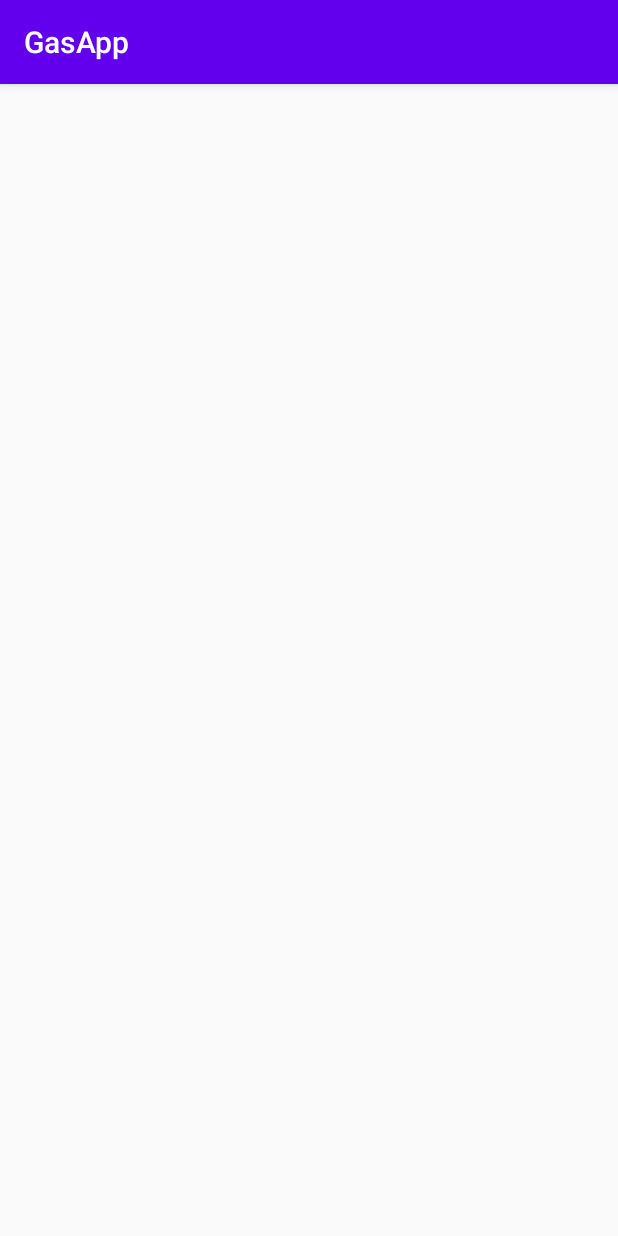
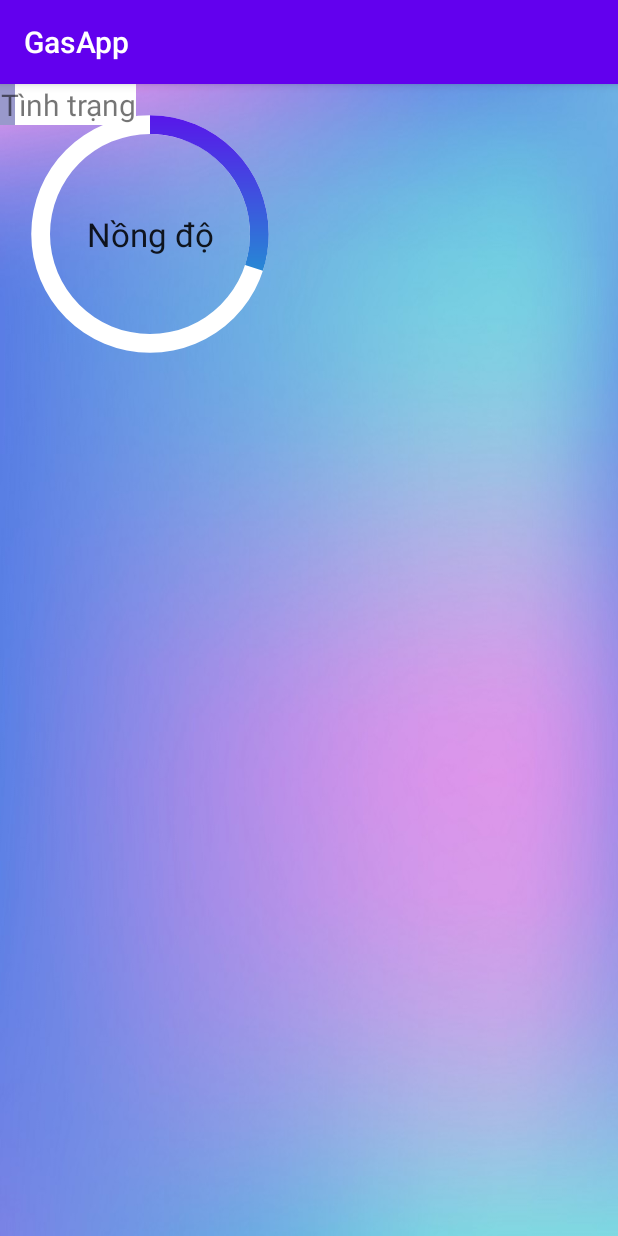
Before and after one commit to lelienhuong/gasApp, an Android app: the Home screen opened directly, with no data from a screen before it, on a phone screen of 412 x 824 dp. Run offline under Robolectric (Android 15) with nearby library versions, the phone set to English and light mode, and no system bars.

Commit message:
First UI

```diff
--- /dev/null
+++ b/app/src/main/res/drawable/circle.xml
@@ -0,0 +1,25 @@
+<?xml version="1.0" encoding="utf-8"?>
+<layer-list xmlns:android="http://schemas.android.com/apk/res/android">
+    <item>
+        <shape
+            android:shape="ring"
+            android:thicknessRatio="16"
+            android:useLevel="false">
+            <solid android:color="@color/cardview_light_background"/>
+        </shape>
+    </item>
+    <item>
+        <rotate
+            android:fromDegrees="270"
+            android:toDegrees="270">
+            <shape
+                android:shape="ring"
+                android:thicknessRatio="16"
+                android:useLevel="true">
+                <gradient
+                    android:startColor="@color/colorAccent"
+                    android:endColor="@color/colorPrimary"/>
+            </shape>
+        </rotate>
+    </item>
+</layer-list>
--- /dev/null
+++ b/app/src/main/res/drawable/text_style.xml
@@ -0,0 +1,15 @@
+<?xml version="1.0" encoding="utf-8"?>
+<layer-list xmlns:android="http://schemas.android.com/apk/res/android">
+    <item>
+        <shape
+            android:shape="rectangle">
+            <solid android:color="#9999CC"/>
+        </shape>
+    </item>
+
+    <item android:left="10dp">
+        <shape android:shape="rectangle">
+            <solid android:color="@color/cardview_light_background"/>
+        </shape>
+    </item>
+</layer-list>
--- a/app/src/main/res/layout/activity_home.xml
+++ b/app/src/main/res/layout/activity_home.xml
@@ -4,6 +4,49 @@
     xmlns:tools="http://schemas.android.com/tools"
     android:layout_width="match_parent"
     android:layout_height="match_parent"
-    tools:context=".Home">
+    tools:context=".Home"
+    android:background="@drawable/bg">
 
+    <ProgressBar
+        android:id="@+id/progress_bar"
+        android:layout_width="200dp"
+        android:layout_height="200dp"
+        android:indeterminateOnly="false"
+        android:progress="30"
+        android:progressDrawable="@drawable/circle"
+        tools:layout_editor_absoluteX="105dp"
+        tools:layout_editor_absoluteY="47dp" />
+
+    <TextView
+        android:id="@+id/tv_gas"
+        android:layout_width="wrap_content"
+        android:layout_height="wrap_content"
+        android:text="Nồng độ"
+        android:textAppearance="@style/TextAppearance.AppCompat.Large"
+        app:layout_constraintBottom_toBottomOf="@+id/progress_bar"
+        app:layout_constraintEnd_toEndOf="@+id/progress_bar"
+        app:layout_constraintTop_toTopOf="@+id/progress_bar"
+        app:layout_constraintStart_toStartOf="@+id/progress_bar"/>
+
+    <TextView
+        android:id="@+id/tv_level"
+        android:layout_width="wrap_content"
+        android:layout_height="wrap_content"
+        android:text="Mức độ"
+        android:textSize="20dp"
+        android:textAlignment="center"
+        android:background="@drawable/text_style"
+        tools:layout_editor_absoluteX="176dp"
+        tools:layout_editor_absoluteY="268dp" />
+
+    <TextView
+        android:id="@+id/tv_status"
+        android:layout_width="wrap_content"
+        android:layout_height="wrap_content"
+        android:text="Tình trạng"
+        android:textSize="20dp"
+        android:textAlignment="center"
+        android:background="@drawable/text_style"
+        tools:layout_editor_absoluteX="176dp"
+        tools:layout_editor_absoluteY="310dp" />
 </androidx.constraintlayout.widget.ConstraintLayout>
```
Also changed, not shown: app/src/main/res/drawable-v24/bg.jpg (added).
